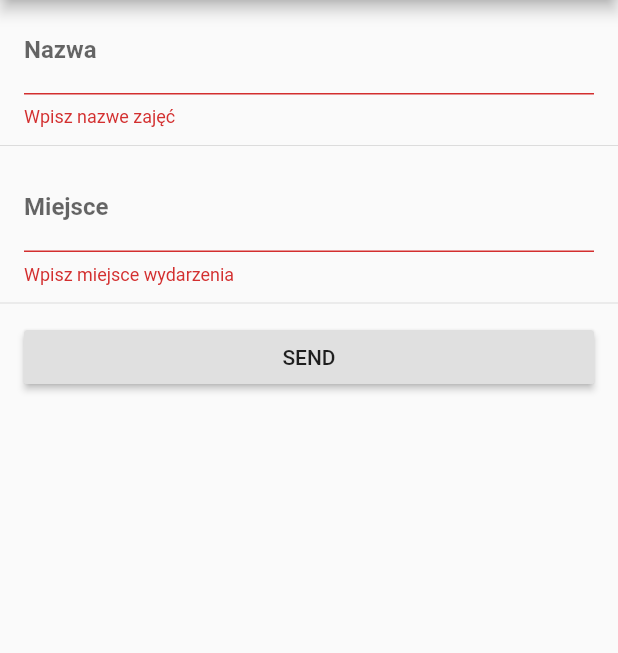
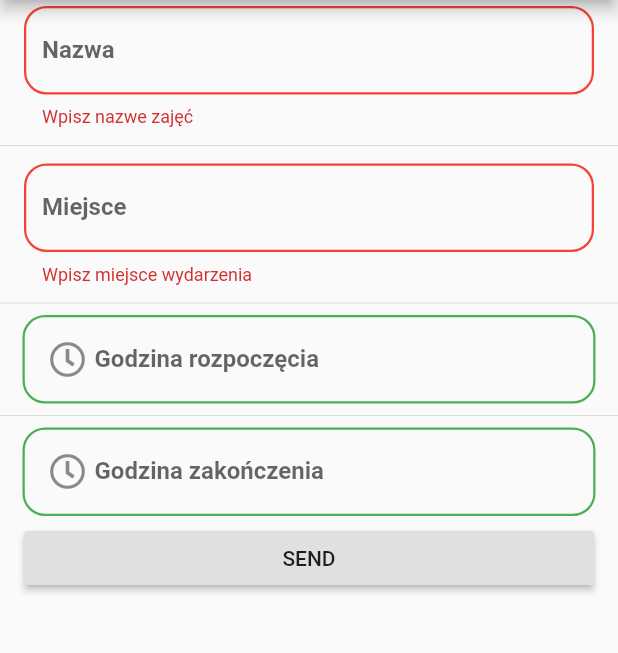
Before and after one commit to wiktoriasobczyk/Planner, a Flutter app: the AddLessonScreen screen opened directly, after a tap on "SEND", on a phone screen of 412 x 824 dp, the part 84-737 px from its top. Run offline on Flutter 3.47's test engine with Material 2 defaults, Android fonts, the phone set to English and light mode, and no system bars; drawn by our look-alikes of datetime_picker_formfield; our stand-ins replace flutter_login, font_awesome_flutter; network calls fail.

Commit message:
Add styling for time form field

```diff
--- a/timetable_schedule_app/lib/src/addLessonScreen/model/lesson.dart
+++ b/timetable_schedule_app/lib/src/addLessonScreen/model/lesson.dart
@@ -1,8 +1,8 @@
 class Lesson {
   String name;
   String date;
-  String beginHour;
-  String endingHour;
+  DateTime beginHour;
+  DateTime endingHour;
   String teacher;
   String place;
 
--- a/timetable_schedule_app/lib/src/addLessonScreen/view.dart
+++ b/timetable_schedule_app/lib/src/addLessonScreen/view.dart
@@ -1,2 +1,3 @@
 export 'package:timetable_schedule_app/src/addLessonScreen/view/addLesson.dart';
-import 'package:timetable_schedule_app/src/addLessonScreen/view/simple_form_field.dart';
+export 'package:timetable_schedule_app/src/addLessonScreen/view/time_form_field.dart';
+export 'package:timetable_schedule_app/src/addLessonScreen/view/simple_form_field.dart';
--- a/timetable_schedule_app/lib/src/addLessonScreen/view/addLesson.dart
+++ b/timetable_schedule_app/lib/src/addLessonScreen/view/addLesson.dart
@@ -1,8 +1,9 @@
 import 'package:flutter/material.dart';
 import 'package:timetable_schedule_app/src/addLessonScreen/model/lesson.dart';
 import 'package:timetable_schedule_app/src/addLessonScreen/view/simple_form_field.dart';
+import 'package:timetable_schedule_app/src/addLessonScreen/view/time_form_field.dart';
 import 'package:timetable_schedule_app/src/drawer/view/drawerApp.dart';
-// import 'package:datetime_picker_formfield/datetime_picker_formfield.dart';
+
 import 'package:intl/intl.dart';
 
 class AddLessonScreen extends StatefulWidget {
@@ -26,7 +27,7 @@ class _AddLessonScreenState extends State<AddLessonScreen> {
           key: _formKey,
           child: Column(children: <Widget>[
             ListTile(
-                title: SimpleTextForm(
+              title: SimpleTextForm(
               labelText: 'Nazwa',
               validator: (String value) {
                 if (value.isEmpty) {
@@ -53,44 +54,31 @@ class _AddLessonScreenState extends State<AddLessonScreen> {
               },
             )),
             Divider(),
-            // ListTile(
-            //   title: DateTimeField(
-            //     decoration: InputDecoration(
-            //       labelText: 'Data',
-            //       labelStyle: TextStyle(fontWeight: FontWeight.bold),
-            //       enabledBorder: OutlineInputBorder(
-            //         borderSide: BorderSide(
-            //           color: Colors.green,
-            //           width: 1.5,
-            //           style: BorderStyle.solid,
-            //         ),
-            //         borderRadius: BorderRadius.all(
-            //           Radius.circular(15.0),
-            //         ),
-            //       ),
-            //       focusedBorder: OutlineInputBorder(
-            //         borderSide: BorderSide(
-            //           color: Colors.green,
-            //           width: 1.5,
-            //           style: BorderStyle.solid,
-            //         ),
-            //         borderRadius: BorderRadius.all(
-            //           Radius.circular(15.0),
-            //         ),
-            //       ),
-            //     ),
-            //     format: timeFormat,
-            //     onShowPicker: (context, currentValue) async {
-            //       final time = await showTimePicker(
-            //         context: context,
-            //         initialTime:
-            //             TimeOfDay.fromDateTime(currentValue ?? DateTime.now()),
-            //       );
-            //       beginHour = DateTimeField.convert(time).toString();
-            //       return DateTimeField.convert(time);
-            //     },
-            //   ),
-            // ),
+            TimeField(
+              labelText: 'Godzina rozpoczęcia',
+              validator: (DateTime value) {
+                if (value == null) {
+                  return 'Wpisz godzine rozpoczęcia wydarzenia';
+                }
+                return null;
+              },
+              onSaved: (DateTime value) {
+                lesson.beginHour = value;
+              },
+            ),
+            Divider(),
+            TimeField(
+              labelText: 'Godzina zakończenia',
+              validator: (DateTime value) {
+                if (value == null) {
+                  return 'Wpisz godzine zakończenia wydarzenia';
+                }
+                return null;
+              },
+              onSaved: (DateTime value) {
+                lesson.endingHour = value;
+              },
+            ),
             ListTile(
               title: RaisedButton(
                 child: Text('SEND'),
@@ -99,6 +87,7 @@ class _AddLessonScreenState extends State<AddLessonScreen> {
                     _formKey.currentState.save();
                     print(this.lesson.name);
                     print(this.lesson.place);
+                    print(this.lesson.beginHour);
                   }
                 },
               ),
--- a/timetable_schedule_app/lib/src/addLessonScreen/view/simple_form_field.dart
+++ b/timetable_schedule_app/lib/src/addLessonScreen/view/simple_form_field.dart
@@ -27,6 +27,16 @@ class SimpleTextForm extends StatelessWidget {
             Radius.circular(15.0),
           ),
         ),
+        errorBorder: OutlineInputBorder(
+          borderSide: BorderSide(
+            color: Colors.red,
+            width: 1.5,
+            style: BorderStyle.solid,
+          ),
+          borderRadius: BorderRadius.all(
+            Radius.circular(15.0),
+          ),
+        ),
         focusedBorder: OutlineInputBorder(
           borderSide: BorderSide(
             color: Colors.green,
--- /dev/null
+++ b/timetable_schedule_app/lib/src/addLessonScreen/view/time_form_field.dart
@@ -0,0 +1,73 @@
+import 'package:flutter/material.dart';
+import 'package:font_awesome_flutter/font_awesome_flutter.dart';
+import 'package:intl/intl.dart';
+import 'package:datetime_picker_formfield/datetime_picker_formfield.dart';
+
+class TimeField extends StatelessWidget {
+  final format = DateFormat("HH:mm");
+  final Function validator;
+  final Function onSaved;
+  final String labelText;
+
+  TimeField({
+    this.validator,
+    this.onSaved,
+    this.labelText,
+  });
+  @override
+  Widget build(BuildContext context) {
+    return Padding(
+      padding: const EdgeInsets.fromLTRB(15, 0, 15, 0 ),
+      child: DateTimeField(
+        format: format,
+        decoration: InputDecoration(
+          labelText: this.labelText,
+          labelStyle: TextStyle(fontWeight: FontWeight.bold),
+          enabledBorder: OutlineInputBorder(
+            borderSide: BorderSide(
+              color: Colors.green,
+              width: 1.5,
+              style: BorderStyle.solid,
+            ),
+            borderRadius: BorderRadius.all(
+              Radius.circular(15.0),
+            ),
+          ),
+          errorBorder: OutlineInputBorder(
+            borderSide: BorderSide(
+              color: Colors.red,
+              width: 1.5,
+              style: BorderStyle.solid,
+            ),
+            borderRadius: BorderRadius.all(
+              Radius.circular(15.0),
+            ),
+          ),
+          prefixIcon: Padding(
+            padding: const EdgeInsetsDirectional.only(start: 12.0),
+            child: Icon(FontAwesomeIcons.clock),
+          ),
+          focusedBorder: OutlineInputBorder(
+            borderSide: BorderSide(
+              color: Colors.green,
+              width: 1.5,
+              style: BorderStyle.solid,
+            ),
+            borderRadius: BorderRadius.all(
+              Radius.circular(15.0),
+            ),
+          ),
+        ),
+        onShowPicker: (context, currentValue) async {
+          final time = await showTimePicker(
+            context: context,
+            initialTime: TimeOfDay.fromDateTime(currentValue ?? DateTime.now()),
+          );
+          return DateTimeField.convert(time);
+        },
+        onSaved: onSaved,
+        validator: validator,
+      ),
+    );
+  }
+}
```
